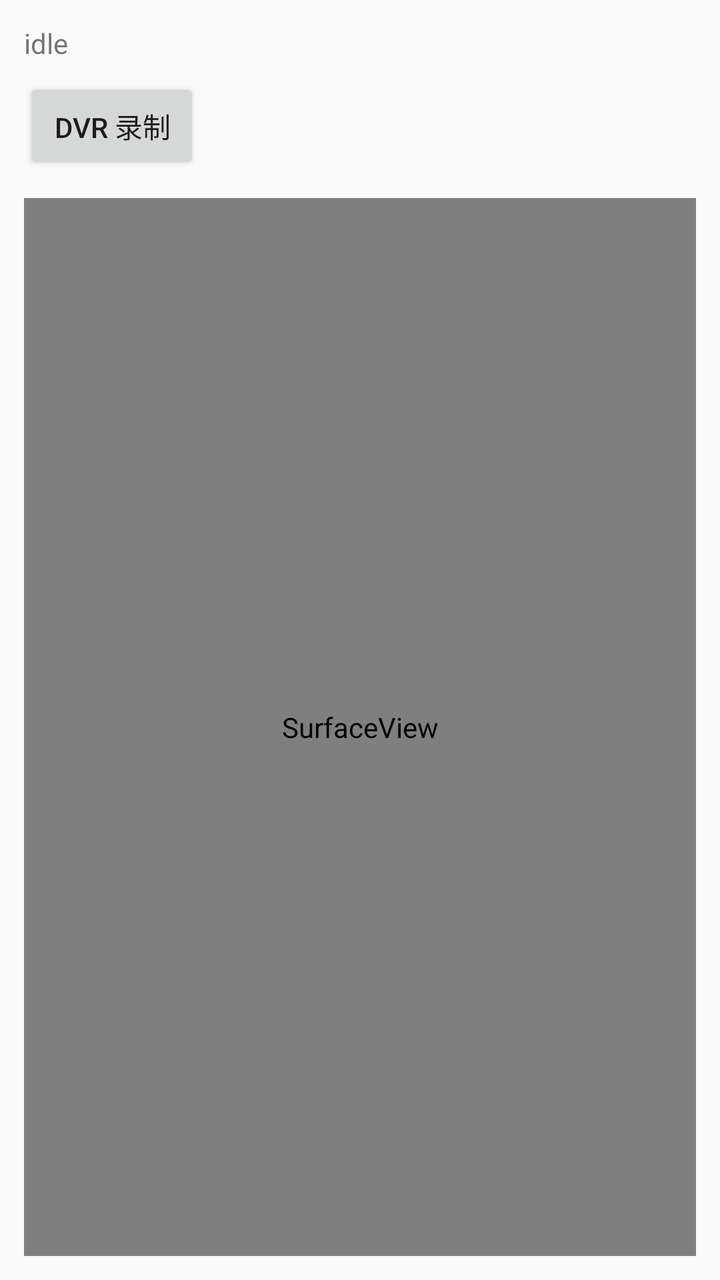
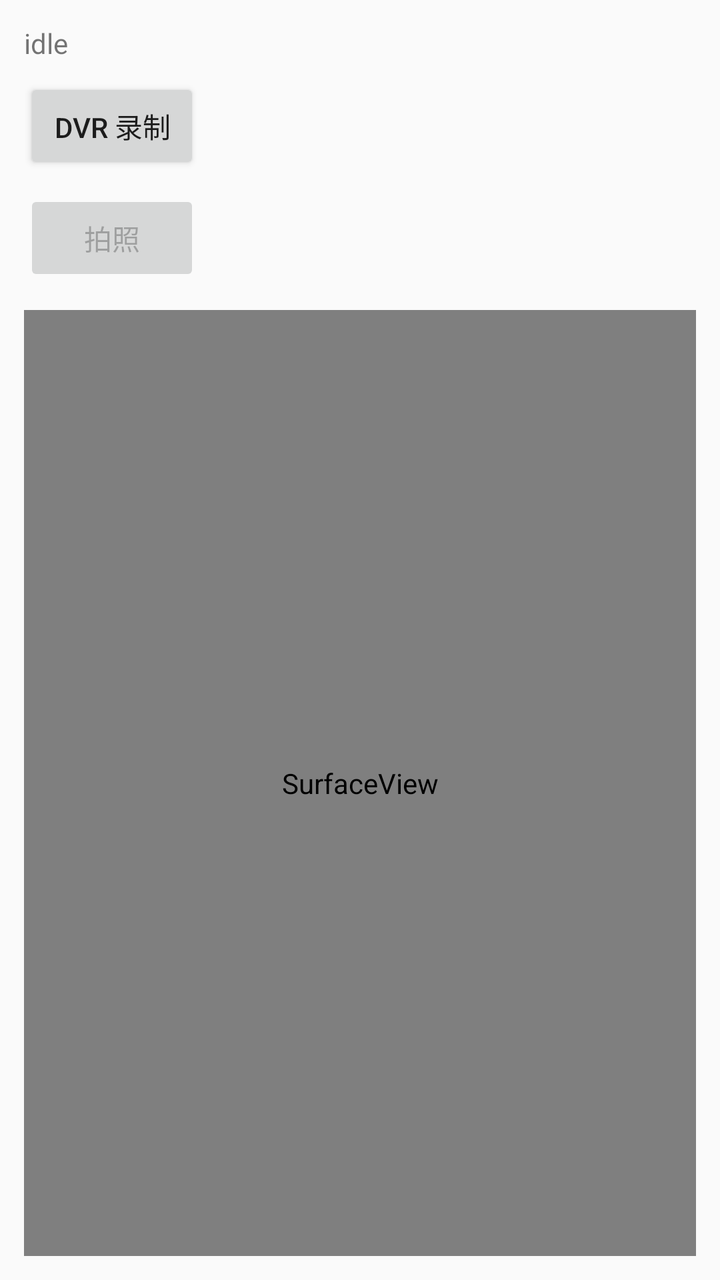

Before-and-after screenshots of an Android layout around one commit, followed by the original layout XML and the change that was made.
<!-- AndroidManifest.xml: application theme Theme.AppCompat.DayNight.NoActionBar -->
<!-- res/layout/activity_client.xml -->
<?xml version="1.0" encoding="utf-8"?>
<LinearLayout xmlns:android="http://schemas.android.com/apk/res/android"
    android:orientation="vertical"
    android:padding="12dp"
    android:layout_width="match_parent"
    android:layout_height="match_parent">

    <TextView
        android:id="@+id/status"
        android:layout_width="match_parent"
        android:layout_height="wrap_content"
        android:text="idle"
        android:textSize="14sp" />

    <Button
        android:id="@+id/btn_go_dvr"
        android:layout_width="wrap_content"
        android:layout_height="wrap_content"
        android:layout_marginTop="8dp"
        android:text="DVR 录制" />

    <SurfaceView
        android:id="@+id/preview"
        android:layout_marginTop="12dp"
        android:layout_width="match_parent"
        android:layout_height="match_parent" />

</LinearLayout>
<!-- resources referenced by this layout -->
<resources>

</resources>

<!-- the commit's change to res/layout/activity_client.xml (unified diff, before → after) -->
@@ -19,6 +19,14 @@
         android:layout_marginTop="8dp"
         android:text="DVR 录制" />
 
+    <Button
+        android:id="@+id/btn_capture_photo"
+        android:layout_width="wrap_content"
+        android:layout_height="wrap_content"
+        android:layout_marginTop="8dp"
+        android:enabled="false"
+        android:text="拍照" />
+
     <SurfaceView
         android:id="@+id/preview"
         android:layout_marginTop="12dp"
